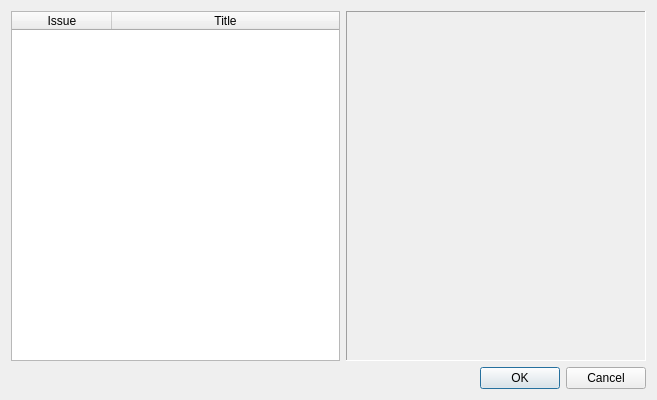
Before: the Qt Designer form issueselectionwindow.ui in comictagger/comictagger, drawn with Qt 5.
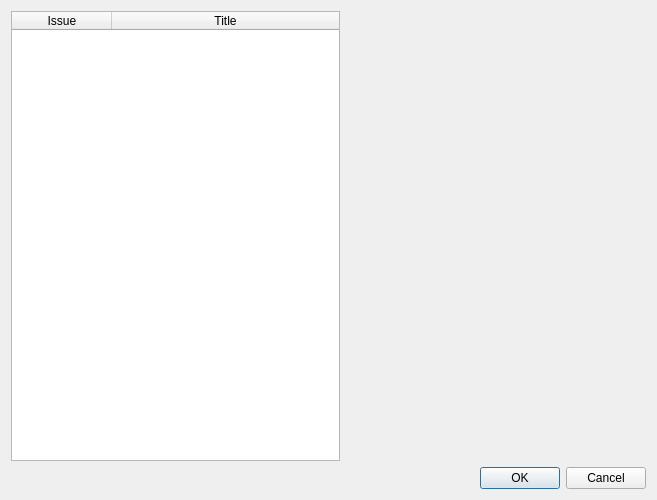
After: the same form once the commit is applied.

Commit message: Issue selection dialog now uses the coverimagewidget

Patch:
```diff
--- a/issueselectionwindow.ui
+++ b/issueselectionwindow.ui
@@ -59,11 +59,11 @@
         </widget>
        </item>
        <item>
-        <widget class="QLabel" name="labelThumbnail">
+        <widget class="QWidget" name="coverImageContainer" native="true">
          <property name="minimumSize">
           <size>
            <width>300</width>
-           <height>0</height>
+           <height>450</height>
           </size>
          </property>
          <property name="maximumSize">
@@ -72,18 +72,6 @@
            <height>450</height>
           </size>
          </property>
-         <property name="frameShape">
-          <enum>QFrame::Panel</enum>
-         </property>
-         <property name="frameShadow">
-          <enum>QFrame::Sunken</enum>
-         </property>
-         <property name="text">
-          <string/>
-         </property>
-         <property name="scaledContents">
-          <bool>true</bool>
-         </property>
         </widget>
        </item>
       </layout>
```
The commit also changes 1 other file.
